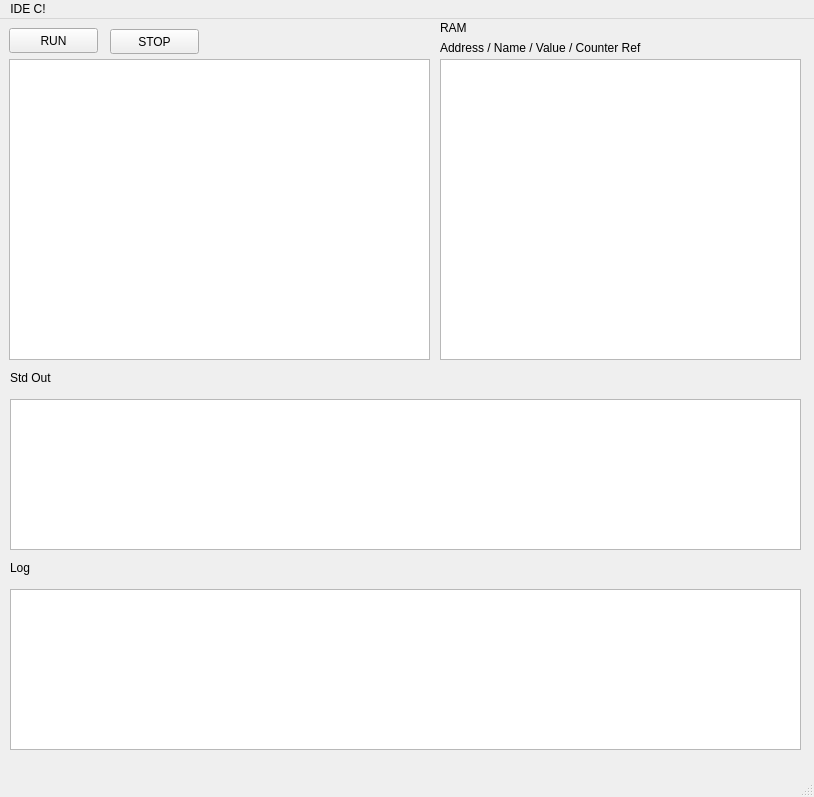
Above: Proyecto1/mainwindow.ui from invabadilla/Datos-II---Proyecto-1 before the change. Below: the same form after it.
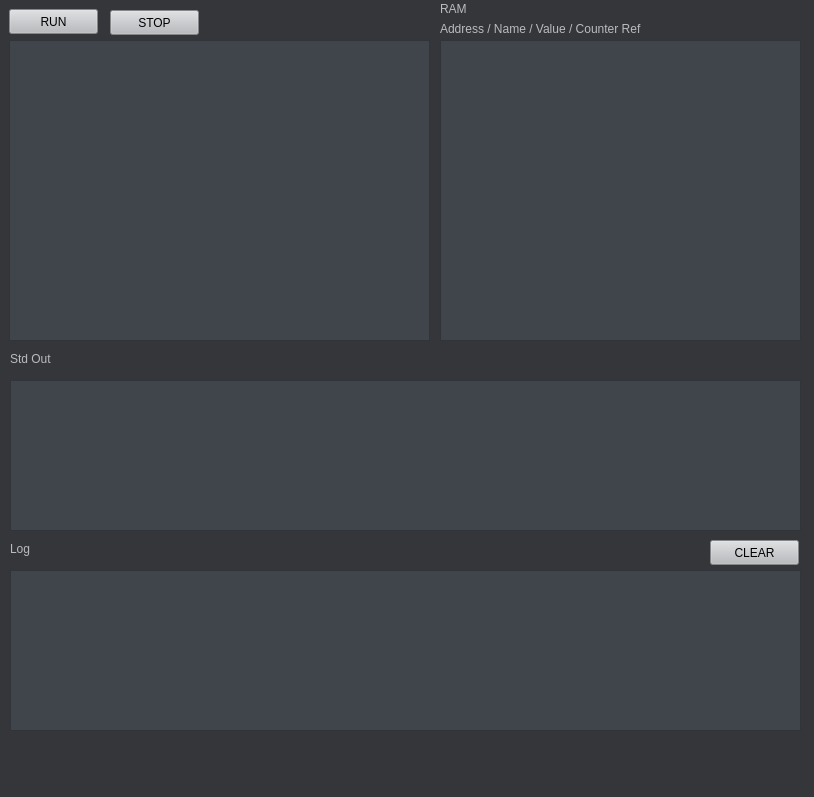
That is the form after the change. Icons and pictures are not drawn.

Patch:
```diff
--- a/Proyecto1/mainwindow.ui
+++ b/Proyecto1/mainwindow.ui
@@ -31,6 +31,9 @@
   <property name="toolTip">
    <string/>
   </property>
+  <property name="styleSheet">
+   <string notr="true">background-color: rgb(53, 54, 58);</string>
+  </property>
   <widget class="QWidget" name="centralwidget">
    <widget class="QLabel" name="label_2">
     <property name="geometry">
@@ -41,6 +44,9 @@
       <height>17</height>
      </rect>
     </property>
+    <property name="styleSheet">
+     <string notr="true">color: rgb(185, 187, 190);</string>
+    </property>
     <property name="text">
      <string>RAM</string>
     </property>
@@ -57,6 +63,11 @@
       <height>301</height>
      </rect>
     </property>
+    <property name="styleSheet">
+     <string notr="true">border-color: rgb(185, 187, 190);
+background-color: rgb(64, 68, 75);
+color: rgb(255, 255, 255);</string>
+    </property>
    </widget>
    <widget class="QLabel" name="label_3">
     <property name="geometry">
@@ -67,6 +78,9 @@
       <height>17</height>
      </rect>
     </property>
+    <property name="styleSheet">
+     <string notr="true">color: rgb(185, 187, 190);</string>
+    </property>
     <property name="text">
      <string>Std Out</string>
     </property>
@@ -83,6 +97,10 @@
       <height>151</height>
      </rect>
     </property>
+    <property name="styleSheet">
+     <string notr="true">background-color: rgb(64, 68, 75);
+color: rgb(255, 255, 255);</string>
+    </property>
     <property name="readOnly">
      <bool>true</bool>
     </property>
@@ -96,6 +114,9 @@
       <height>17</height>
      </rect>
     </property>
+    <property name="styleSheet">
+     <string notr="true">color: rgb(185, 187, 190);</string>
+    </property>
     <property name="text">
      <string>Log</string>
     </property>
@@ -112,6 +133,10 @@
       <height>161</height>
      </rect>
     </property>
+    <property name="styleSheet">
+     <string notr="true">background-color: rgb(64, 68, 75);
+color: rgb(255, 255, 255);</string>
+    </property>
     <property name="readOnly">
      <bool>true</bool>
     </property>
@@ -125,6 +150,9 @@
       <height>25</height>
      </rect>
     </property>
+    <property name="styleSheet">
+     <string notr="true">background-color: rgb(185, 187, 190);</string>
+    </property>
     <property name="text">
      <string>RUN</string>
     </property>
@@ -141,6 +169,13 @@
       <height>301</height>
      </rect>
     </property>
+    <property name="autoFillBackground">
+     <bool>false</bool>
+    </property>
+    <property name="styleSheet">
+     <string notr="true">background-color: rgb(64, 68, 75);
+color: rgb(255, 255, 255);</string>
+    </property>
     <property name="readOnly">
      <bool>true</bool>
     </property>
@@ -161,6 +196,9 @@
       <height>17</height>
      </rect>
     </property>
+    <property name="styleSheet">
+     <string notr="true">color: rgb(185, 187, 190);</string>
+    </property>
     <property name="text">
      <string>Address / Name / Value / Counter Ref                       </string>
     </property>
@@ -174,26 +212,29 @@
       <height>25</height>
      </rect>
     </property>
+    <property name="styleSheet">
+     <string notr="true">background-color: rgb(185, 187, 190);</string>
+    </property>
     <property name="text">
      <string>STOP</string>
     </property>
    </widget>
-  </widget>
-  <widget class="QMenuBar" name="menubar">
-   <property name="geometry">
-    <rect>
-     <x>0</x>
-     <y>0</y>
-     <width>814</width>
-     <height>22</height>
-    </rect>
-   </property>
-   <widget class="QMenu" name="menuIDE_C">
-    <property name="title">
-     <string>IDE C!</string>
+   <widget class="QPushButton" name="pushButton_3">
+    <property name="geometry">
+     <rect>
+      <x>710</x>
+      <y>540</y>
+      <width>89</width>
+      <height>25</height>
+     </rect>
+    </property>
+    <property name="styleSheet">
+     <string notr="true">background-color: rgb(185, 187, 190);</string>
+    </property>
+    <property name="text">
+     <string>CLEAR</string>
     </property>
    </widget>
-   <addaction name="menuIDE_C"/>
   </widget>
   <widget class="QStatusBar" name="statusbar"/>
  </widget>
```
Left out of the diff: 4 changed lines with no effect on the pictures.
